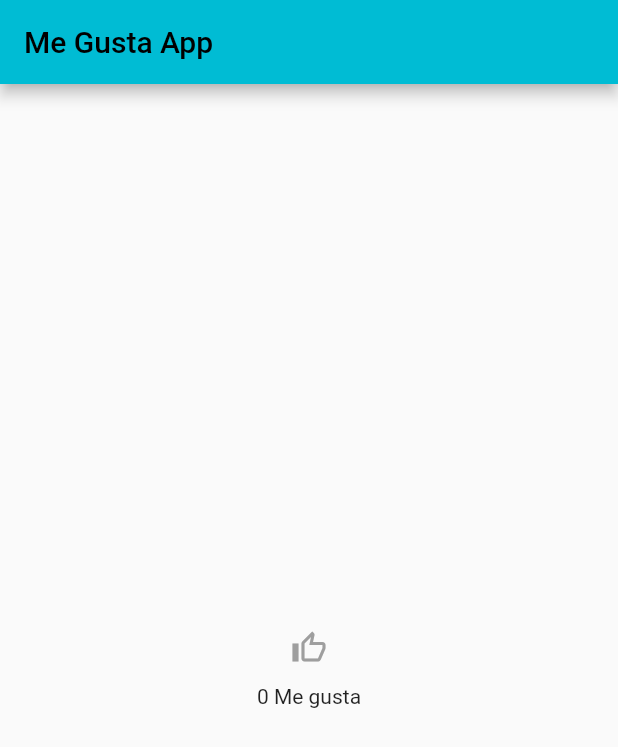
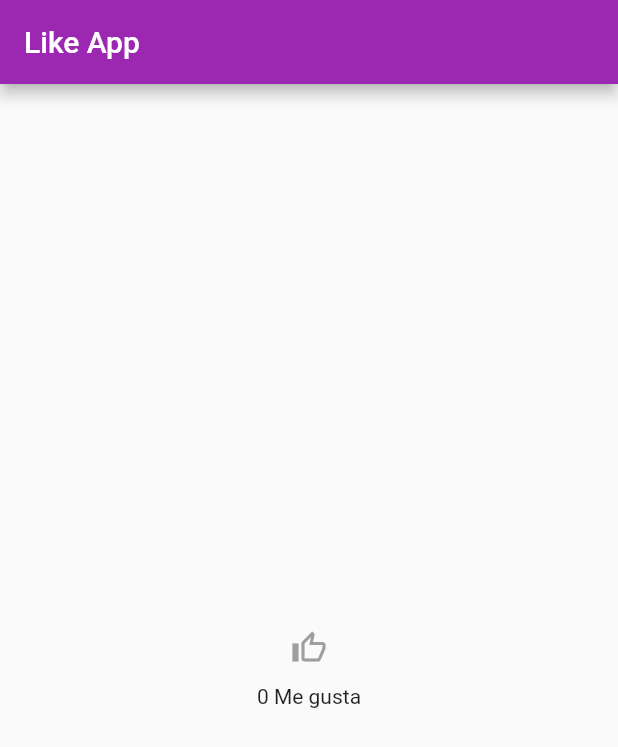
Before and after one commit to marvinzuniga19/flutter_test_likeapp, a Flutter app: the screen it shows after launch, on a phone screen of 412 x 824 dp. Shown: the top 747 px of the screen. Run offline on Flutter 3.47's test engine with Material 2 defaults, Android fonts, the phone set to English and light mode, and no system bars.

Commit message:
second commit

```diff
--- a/lib/main.dart
+++ b/lib/main.dart
@@ -11,9 +11,9 @@ class MyApp extends StatelessWidget {
   Widget build(BuildContext context) {
     return MaterialApp(
       debugShowCheckedModeBanner: false,
-      title: 'Me Gusta App',
+      title: 'Like App',
       theme: ThemeData(
-        primarySwatch: Colors.cyan,
+        primarySwatch: Colors.purple,
       ),
       home: const LikeButton(),
     );
@@ -47,7 +47,7 @@ class _LikeButtonState extends State<LikeButton> {
   Widget build(BuildContext context) {
     return Scaffold(
       appBar: AppBar(
-        title: const Text('Me Gusta App'),
+        title: const Text('Like App'),
       ),
       body: Center(
         child: Column(
```
